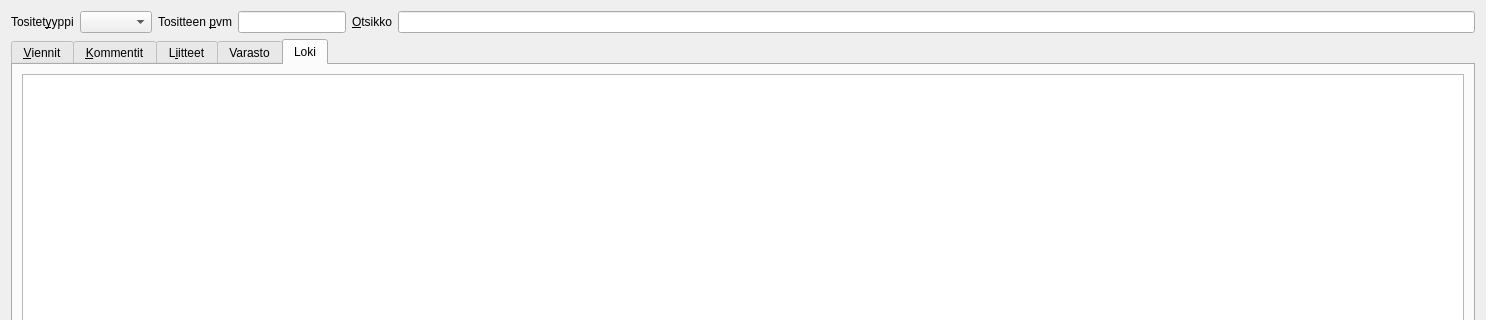
First picture: the form in kitupiikki/kirjaus/kirjaus.ui, repository artoh/kitupiikki, before the edit; both pictures show x 0 to 1486 and y 0 to 320 of the 1486 by 691 pixel window.
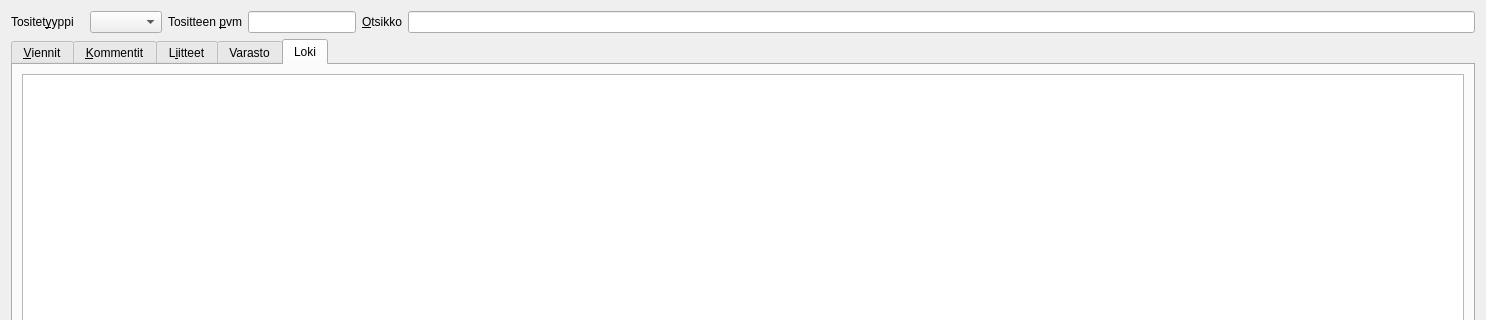
Second picture: the form after the edit. Icons and pictures are not drawn. Custom widgets are drawn as their Qt base class.

The edit to the form file:
```diff
--- a/kitupiikki/kirjaus/kirjaus.ui
+++ b/kitupiikki/kirjaus/kirjaus.ui
@@ -15,7 +15,7 @@
   </property>
   <layout class="QVBoxLayout" name="verticalLayout_2">
    <item>
-    <layout class="QHBoxLayout" name="horizontalLayout_2" stretch="0,0,0,0,0,1">
+    <layout class="QHBoxLayout" name="horizontalLayout_2" stretch="0,0,0,0,0,0,1">
      <item>
       <widget class="QLabel" name="label_3">
        <property name="text">
@@ -26,6 +26,19 @@
        </property>
       </widget>
      </item>
+     <item>
+      <widget class="QLabel" name="tositetyyppiLabel">
+       <property name="font">
+        <font>
+         <weight>75</weight>
+         <bold>true</bold>
+        </font>
+       </property>
+       <property name="text">
+        <string> </string>
+       </property>
+      </widget>
+     </item>
      <item>
       <widget class="QComboBox" name="tositetyyppiCombo"/>
      </item>
```
